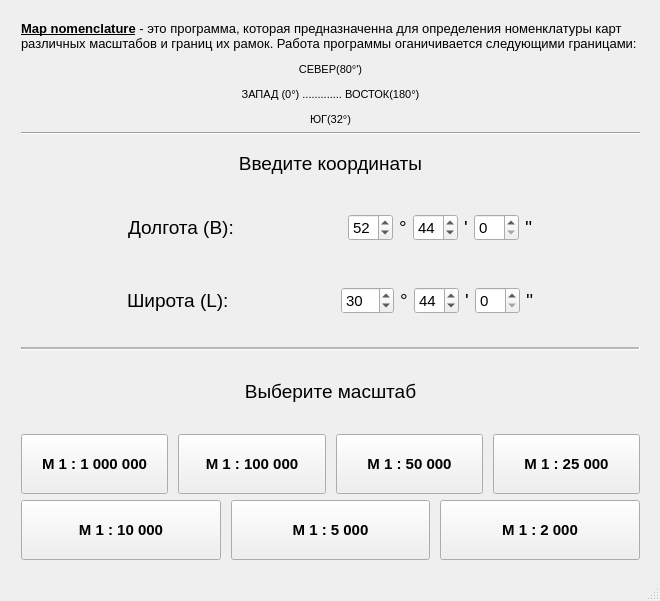
Old version of the form QtMapNomenclature/QtMapNomenclature/QtMapNomenclature.ui in the repository AlSergachev/QtMapNomenclature.
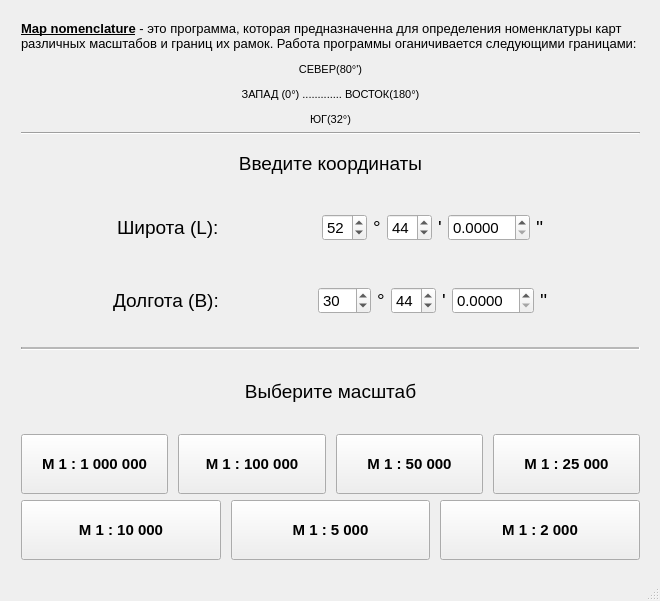
New version of the form.

Diff of the .ui file:
```diff
--- a/QtMapNomenclature/QtMapNomenclature/QtMapNomenclature.ui
+++ b/QtMapNomenclature/QtMapNomenclature/QtMapNomenclature.ui
@@ -114,14 +114,14 @@
         </spacer>
        </item>
        <item>
-        <widget class="QLabel" name="longitude">
+        <widget class="QLabel" name="latitude">
          <property name="font">
           <font>
            <pointsize>13</pointsize>
           </font>
          </property>
          <property name="text">
-          <string>&lt;html&gt;&lt;head/&gt;&lt;body&gt;&lt;p&gt;&lt;span style=&quot; font-size:14pt;&quot;&gt;Долгота (B):&lt;/span&gt;&lt;/p&gt;&lt;/body&gt;&lt;/html&gt;</string>
+          <string>&lt;html&gt;&lt;head/&gt;&lt;body&gt;&lt;p&gt;&lt;span style=&quot; font-size:14pt;&quot;&gt;Широта (L):&lt;/span&gt;&lt;/p&gt;&lt;/body&gt;&lt;/html&gt;</string>
          </property>
         </widget>
        </item>
@@ -202,20 +202,20 @@
         </widget>
        </item>
        <item>
-        <widget class="QSpinBox" name="spinBox_lng_sec">
+        <widget class="QDoubleSpinBox" name="doubleSpinBox_lng_sec">
          <property name="font">
           <font>
            <pointsize>11</pointsize>
           </font>
          </property>
-         <property name="minimum">
-          <number>0</number>
+         <property name="decimals">
+          <number>4</number>
          </property>
          <property name="maximum">
-          <number>60</number>
+          <double>59.999899999999997</double>
          </property>
-         <property name="value">
-          <number>0</number>
+         <property name="singleStep">
+          <double>0.000100000000000</double>
          </property>
         </widget>
        </item>
@@ -268,14 +268,14 @@
         </spacer>
        </item>
        <item>
-        <widget class="QLabel" name="latitude">
+        <widget class="QLabel" name="longitude">
          <property name="font">
           <font>
            <pointsize>13</pointsize>
           </font>
          </property>
          <property name="text">
-          <string>&lt;html&gt;&lt;head/&gt;&lt;body&gt;&lt;p&gt;&lt;span style=&quot; font-size:14pt;&quot;&gt;Широта (L):&lt;/span&gt;&lt;/p&gt;&lt;/body&gt;&lt;/html&gt;</string>
+          <string>&lt;html&gt;&lt;head/&gt;&lt;body&gt;&lt;p&gt;&lt;span style=&quot; font-size:14pt;&quot;&gt;Долгота (B):&lt;/span&gt;&lt;/p&gt;&lt;/body&gt;&lt;/html&gt;</string>
          </property>
         </widget>
        </item>
@@ -303,7 +303,7 @@
           <number>0</number>
          </property>
          <property name="maximum">
-          <number>177</number>
+          <number>179</number>
          </property>
          <property name="value">
           <number>30</number>
@@ -356,20 +356,20 @@
         </widget>
        </item>
        <item>
-        <widget class="QSpinBox" name="spinBox_lt_sec">
+        <widget class="QDoubleSpinBox" name="doubleSpinBox_lt_sec">
          <property name="font">
           <font>
            <pointsize>11</pointsize>
           </font>
          </property>
-         <property name="minimum">
-          <number>0</number>
+         <property name="decimals">
+          <number>4</number>
          </property>
          <property name="maximum">
-          <number>60</number>
+          <double>59.999899999999997</double>
          </property>
-         <property name="value">
-          <number>0</number>
+         <property name="singleStep">
+          <double>0.000100000000000</double>
          </property>
         </widget>
        </item>
```
